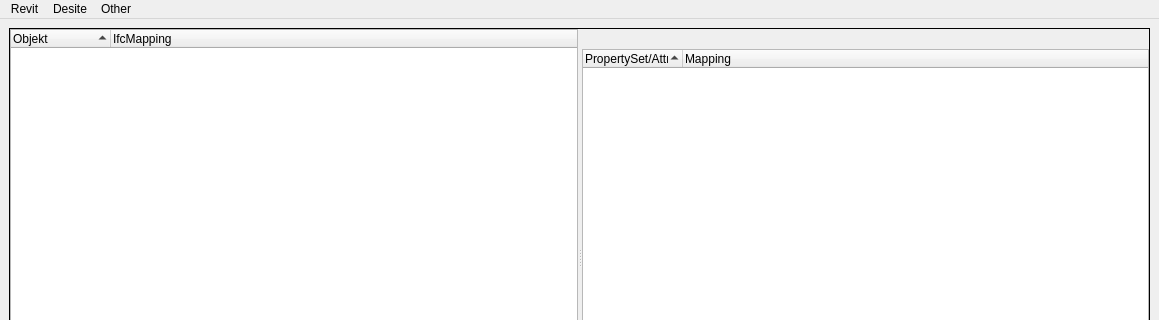
Old version of the form src/som_gui/qt_designs/MappingWindow.ui in the repository c-mellueh/SOM-Toolkit; both pictures show x 0 to 1159 and y 0 to 320 of the 1159 by 517 pixel window.
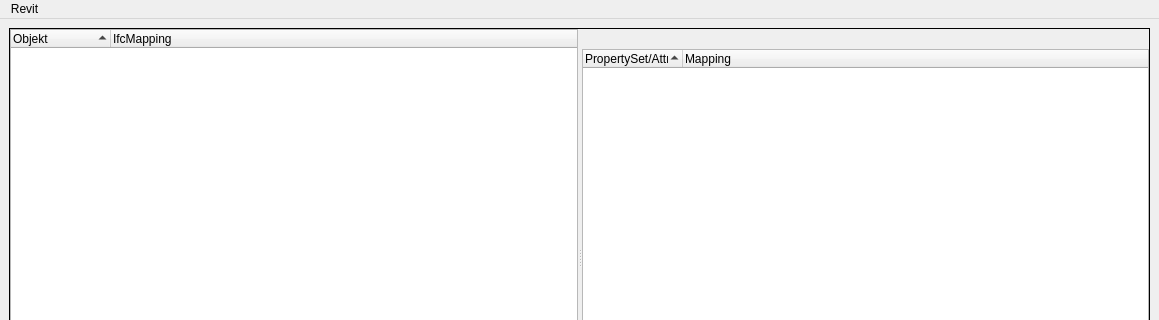
New version of the form.

```diff
--- a/src/som_gui/qt_designs/MappingWindow.ui
+++ b/src/som_gui/qt_designs/MappingWindow.ui
@@ -96,25 +96,7 @@
     <addaction name="action_ifc"/>
     <addaction name="action_shared_parameters"/>
    </widget>
-   <widget class="QMenu" name="menu_desite">
-    <property name="title">
-     <string>Desite</string>
-    </property>
-    <addaction name="action_desite_mapping"/>
-    <addaction name="action_desite_abbreviation"/>
-   </widget>
-   <widget class="QMenu" name="menu_other">
-    <property name="title">
-     <string>Other</string>
-    </property>
-    <addaction name="action_allplan"/>
-    <addaction name="action_vestra"/>
-    <addaction name="action_card1"/>
-    <addaction name="action_excel"/>
-   </widget>
    <addaction name="menu_revit"/>
-   <addaction name="menu_desite"/>
-   <addaction name="menu_other"/>
   </widget>
   <widget class="QStatusBar" name="statusbar"/>
   <action name="action_ifc">
```
